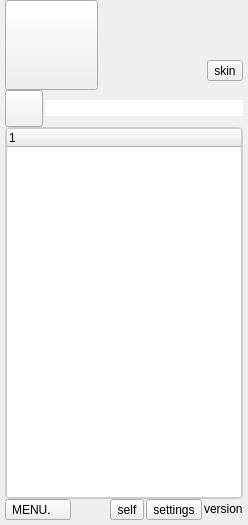
libfetion/libfetion-gui, file qt4_src/src/ui/fetionwindow.ui: the form before one commit.
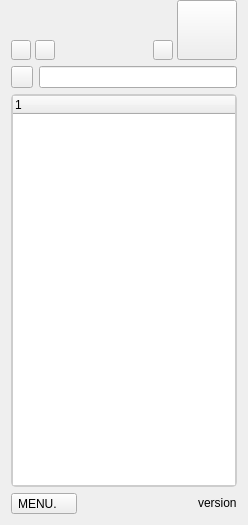
The form after the commit. The open tabs and pages were chosen to show the change. Custom widgets are drawn as their Qt base class.

Diff of the .ui file:
```diff
--- a/qt4_src/src/ui/fetionwindow.ui
+++ b/qt4_src/src/ui/fetionwindow.ui
@@ -26,32 +26,55 @@
    <string>Form</string>
   </property>
   <layout class="QGridLayout" name="gridLayout_2">
-   <property name="leftMargin">
-    <number>5</number>
-   </property>
    <property name="topMargin">
     <number>0</number>
    </property>
-   <property name="rightMargin">
-    <number>5</number>
-   </property>
-   <property name="bottomMargin">
-    <number>5</number>
-   </property>
-   <property name="horizontalSpacing">
-    <number>2</number>
-   </property>
-   <property name="verticalSpacing">
-    <number>0</number>
-   </property>
-   <item row="0" column="0" colspan="6">
+   <item row="0" column="0" colspan="4">
     <layout class="QGridLayout" name="gridLayout">
-     <item row="0" column="0" rowspan="3">
+     <property name="horizontalSpacing">
+      <number>4</number>
+     </property>
+     <property name="verticalSpacing">
+      <number>0</number>
+     </property>
+     <item row="0" column="0">
+      <widget class="fxgui::FxEditableLabel" name="nickname">
+       <property name="sizePolicy">
+        <sizepolicy hsizetype="Preferred" vsizetype="Fixed">
+         <horstretch>0</horstretch>
+         <verstretch>0</verstretch>
+        </sizepolicy>
+       </property>
+       <property name="maximumSize">
+        <size>
+         <width>16777215</width>
+         <height>20</height>
+        </size>
+       </property>
+       <property name="frameShape">
+        <enum>QFrame::NoFrame</enum>
+       </property>
+       <widget class="QWidget" name="page"/>
+      </widget>
+     </item>
+     <item row="0" column="1" rowspan="3">
       <widget class="QToolButton" name="portrait">
+       <property name="sizePolicy">
+        <sizepolicy hsizetype="Minimum" vsizetype="Minimum">
+         <horstretch>0</horstretch>
+         <verstretch>0</verstretch>
+        </sizepolicy>
+       </property>
        <property name="minimumSize">
         <size>
-         <width>90</width>
-         <height>90</height>
+         <width>58</width>
+         <height>58</height>
+        </size>
+       </property>
+       <property name="maximumSize">
+        <size>
+         <width>60</width>
+         <height>60</height>
         </size>
        </property>
        <property name="cursor">
@@ -71,21 +94,7 @@
        </property>
       </widget>
      </item>
-     <item row="0" column="1" colspan="2">
-      <widget class="fxgui::FxEditableLabel" name="nickname">
-       <property name="sizePolicy">
-        <sizepolicy hsizetype="Preferred" vsizetype="Fixed">
-         <horstretch>0</horstretch>
-         <verstretch>0</verstretch>
-        </sizepolicy>
-       </property>
-       <property name="frameShape">
-        <enum>QFrame::NoFrame</enum>
-       </property>
-       <widget class="QWidget" name="page"/>
-      </widget>
-     </item>
-     <item row="1" column="1" colspan="2">
+     <item row="1" column="0">
       <widget class="fxgui::FxEditableLabel" name="impression">
        <property name="sizePolicy">
         <sizepolicy hsizetype="Preferred" vsizetype="Fixed">
@@ -93,15 +102,82 @@
          <verstretch>0</verstretch>
         </sizepolicy>
        </property>
+       <property name="maximumSize">
+        <size>
+         <width>16777215</width>
+         <height>20</height>
+        </size>
+       </property>
        <widget class="QWidget" name="page_2"/>
       </widget>
      </item>
-     <item row="2" column="2">
-      <widget class="QToolButton" name="btnSkin">
-       <property name="text">
-        <string>skin</string>
+     <item row="2" column="0">
+      <layout class="QHBoxLayout" name="horizontalLayout">
+       <property name="spacing">
+        <number>4</number>
        </property>
-      </widget>
+       <item>
+        <widget class="QToolButton" name="btnSendSelf">
+         <property name="maximumSize">
+          <size>
+           <width>20</width>
+           <height>20</height>
+          </size>
+         </property>
+         <property name="toolTip">
+          <string>send to self</string>
+         </property>
+         <property name="text">
+          <string/>
+         </property>
+        </widget>
+       </item>
+       <item>
+        <widget class="QToolButton" name="btnSettings">
+         <property name="maximumSize">
+          <size>
+           <width>20</width>
+           <height>20</height>
+          </size>
+         </property>
+         <property name="statusTip">
+          <string>settings</string>
+         </property>
+         <property name="text">
+          <string/>
+         </property>
+        </widget>
+       </item>
+       <item>
+        <spacer name="horizontalSpacer_2">
+         <property name="orientation">
+          <enum>Qt::Horizontal</enum>
+         </property>
+         <property name="sizeHint" stdset="0">
+          <size>
+           <width>40</width>
+           <height>16</height>
+          </size>
+         </property>
+        </spacer>
+       </item>
+       <item>
+        <widget class="QToolButton" name="btnSkin">
+         <property name="maximumSize">
+          <size>
+           <width>20</width>
+           <height>20</height>
+          </size>
+         </property>
+         <property name="toolTip">
+          <string>change skin</string>
+         </property>
+         <property name="text">
+          <string/>
+         </property>
+        </widget>
+       </item>
+      </layout>
      </item>
     </layout>
    </item>
@@ -109,8 +185,14 @@
     <widget class="QToolButton" name="btnAddFriend">
      <property name="minimumSize">
       <size>
-       <width>36</width>
-       <height>36</height>
+       <width>22</width>
+       <height>22</height>
+      </size>
+     </property>
+     <property name="maximumSize">
+      <size>
+       <width>22</width>
+       <height>22</height>
       </size>
      </property>
      <property name="text">
@@ -124,7 +206,7 @@
      </property>
     </widget>
    </item>
-   <item row="1" column="1" colspan="5">
+   <item row="1" column="1" colspan="3">
     <widget class="QLineEditFocus" name="lineSearch">
      <property name="sizePolicy">
       <sizepolicy hsizetype="Expanding" vsizetype="Fixed">
@@ -132,25 +214,24 @@
        <verstretch>0</verstretch>
       </sizepolicy>
      </property>
+     <property name="maximumSize">
+      <size>
+       <width>16777215</width>
+       <height>22</height>
+      </size>
+     </property>
      <property name="font">
       <font/>
      </property>
      <property name="toolTip">
       <string>search your friends</string>
      </property>
-     <property name="styleSheet">
-      <string notr="true">QLineEdit {
-      border-width: 0px;
-      border-style: solid;
-      border-radius: 0px;
-  } </string>
-     </property>
      <property name="maxLength">
       <number>20</number>
      </property>
     </widget>
    </item>
-   <item row="2" column="0" colspan="6">
+   <item row="2" column="0" colspan="4">
     <widget class="QStackedWidget" name="mainUserListStack">
      <property name="sizePolicy">
       <sizepolicy hsizetype="Preferred" vsizetype="Expanding">
@@ -276,20 +357,6 @@
     </spacer>
    </item>
    <item row="3" column="3">
-    <widget class="QToolButton" name="btnSendSelf">
-     <property name="text">
-      <string>self</string>
-     </property>
-    </widget>
-   </item>
-   <item row="3" column="4">
-    <widget class="QToolButton" name="btnSettings">
-     <property name="text">
-      <string>settings</string>
-     </property>
-    </widget>
-   </item>
-   <item row="3" column="5">
     <widget class="QLabel" name="version">
      <property name="sizePolicy">
       <sizepolicy hsizetype="Preferred" vsizetype="Fixed">
```
Left out of the diff: 5 changed lines with no effect on the pictures.
